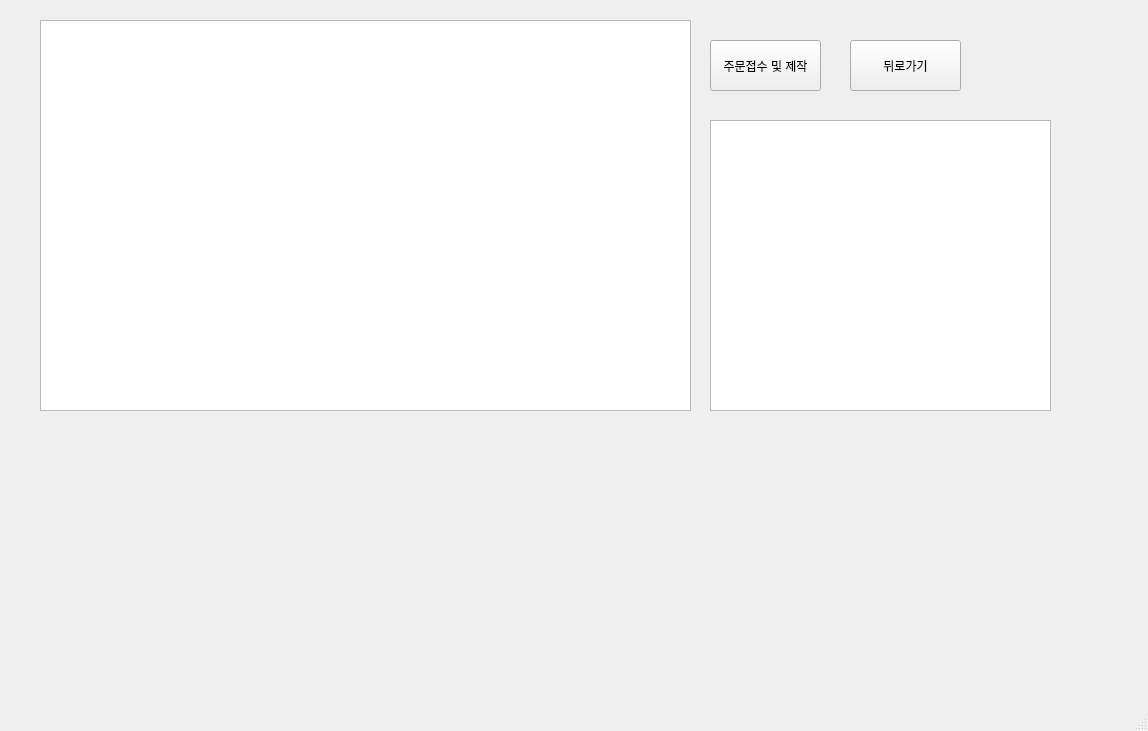
This is mainUI.ui in syarin03/smartstore as Qt 5 draws it before an edit. The edited form follows.
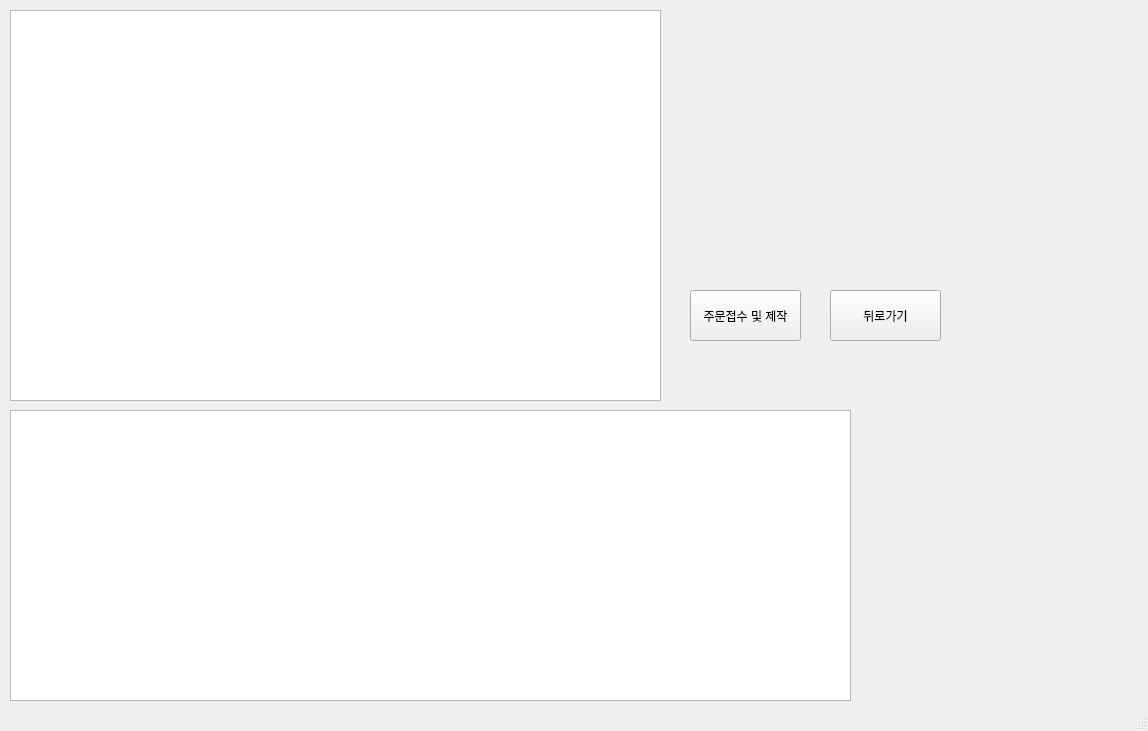
This is the edited form. The open tabs and pages were chosen to show the change.

Commit message: 주문관리 테이블의 행을 클릭시 해당행의 제품생산에 필요한 재료량,생산가능량 나오게하는 테이블위젯 구현, UI추가

What changed in the file:
```diff
--- a/mainUI.ui
+++ b/mainUI.ui
@@ -320,8 +320,8 @@
      <widget class="QTableWidget" name="table_order_management">
       <property name="geometry">
        <rect>
-        <x>30</x>
-        <y>10</y>
+        <x>0</x>
+        <y>0</y>
         <width>651</width>
         <height>391</height>
        </rect>
@@ -330,9 +330,9 @@
      <widget class="QTableWidget" name="table_order_management2">
       <property name="geometry">
        <rect>
-        <x>700</x>
-        <y>110</y>
-        <width>341</width>
+        <x>0</x>
+        <y>400</y>
+        <width>841</width>
         <height>291</height>
        </rect>
       </property>
@@ -340,8 +340,8 @@
      <widget class="QPushButton" name="btn_order_receipt">
       <property name="geometry">
        <rect>
-        <x>700</x>
-        <y>30</y>
+        <x>680</x>
+        <y>280</y>
         <width>111</width>
         <height>51</height>
        </rect>
@@ -353,8 +353,8 @@
      <widget class="QPushButton" name="btn_go_loginmain">
       <property name="geometry">
        <rect>
-        <x>840</x>
-        <y>30</y>
+        <x>820</x>
+        <y>280</y>
         <width>111</width>
         <height>51</height>
        </rect>
```
Left out of the diff: 2 changed lines with no effect on the pictures. The commit also changes 1 other file.
